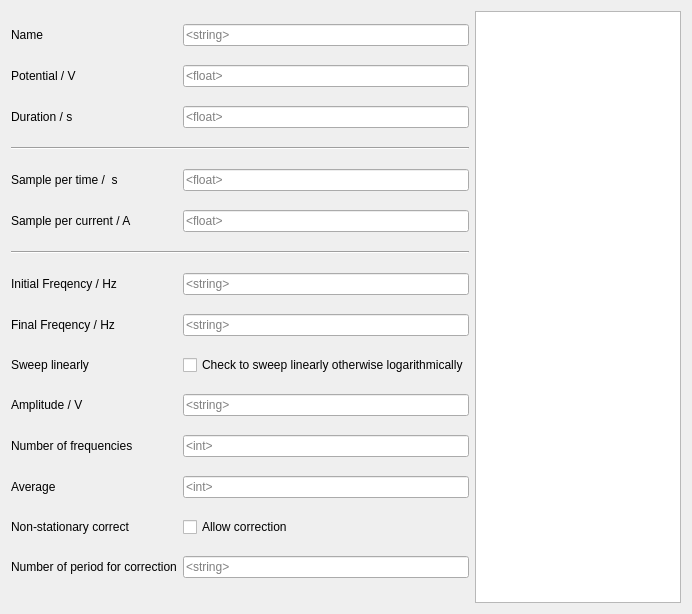
ChristopherYJS/ElectrochemicalOuija, file UIFiles/qt_EIS.ui: the form before one commit.
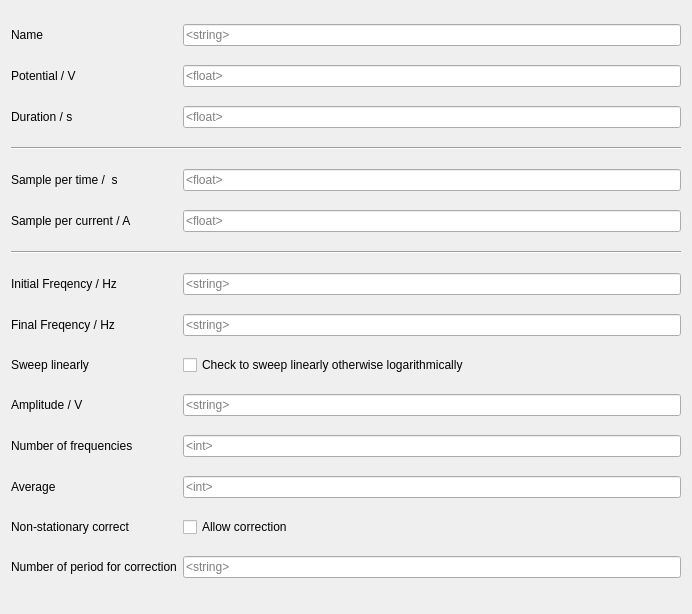
The form after the commit.

```diff
--- a/UIFiles/qt_EIS.ui
+++ b/UIFiles/qt_EIS.ui
@@ -13,7 +13,7 @@
   <property name="windowTitle">
    <string>Form</string>
   </property>
-  <layout class="QHBoxLayout" name="horizontalLayout" stretch="2,1">
+  <layout class="QHBoxLayout" name="horizontalLayout" stretch="2">
    <item>
     <layout class="QGridLayout" name="gridLayout">
      <item row="9" column="0">
@@ -214,9 +214,6 @@
      </item>
     </layout>
    </item>
-   <item>
-    <widget class="QPlainTextEdit" name="plainTextEdit"/>
-   </item>
   </layout>
  </widget>
  <resources/>
```
